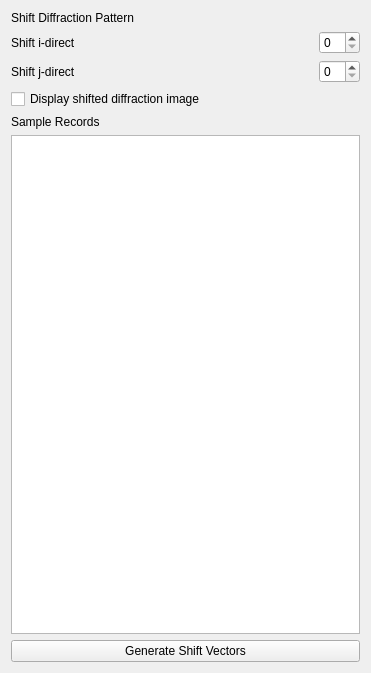
Qt form FourDExplorer/ui/uiWidgetAlignmentManual.ui (ManifoldsHu/FourDExplorer) before a commit.
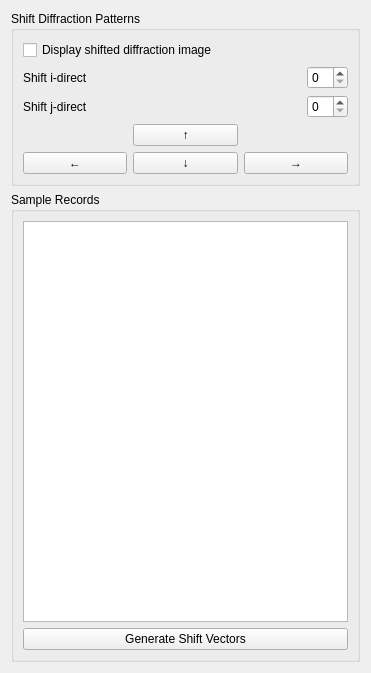
The same form after that commit.

Commit message: Update alignment manual widget and related UI files for shift vector generation and modification.

Patch:
```diff
--- a/FourDExplorer/ui/uiWidgetAlignmentManual.ui
+++ b/FourDExplorer/ui/uiWidgetAlignmentManual.ui
@@ -13,11 +13,17 @@
   <property name="windowTitle">
    <string>Form</string>
   </property>
+  <layout class="QVBoxLayout" name="verticalLayout_5">
+   <item>
+    <widget class="QGroupBox" name="groupBox">
+     <property name="title">
+      <string>Shift Diffraction Patterns</string>
+     </property>
   <layout class="QVBoxLayout" name="verticalLayout_3">
    <item>
-    <widget class="QLabel" name="label_5">
+       <widget class="QCheckBox" name="checkBox_show_shifted_dp">
      <property name="text">
-      <string>Shift Diffraction Pattern</string>
+         <string>Display shifted diffraction image</string>
      </property>
     </widget>
    </item>
@@ -67,19 +73,46 @@
     </layout>
    </item>
    <item>
-    <widget class="QCheckBox" name="checkBox_show_shifted_dp">
+       <layout class="QGridLayout" name="gridLayout">
+        <item row="0" column="1">
+         <widget class="QPushButton" name="pushButton_up">
      <property name="text">
-      <string>Display shifted diffraction image</string>
-     </property>
+           <string>↑</string>
+          </property>
+         </widget>
+        </item>
+        <item row="1" column="0">
+         <widget class="QPushButton" name="pushButton_left">
+          <property name="text">
+           <string>←</string>
+          </property>
+         </widget>
+        </item>
+        <item row="1" column="1">
+         <widget class="QPushButton" name="pushButton_down">
+          <property name="text">
+           <string>↓</string>
+          </property>
+         </widget>
+        </item>
+        <item row="1" column="2">
+         <widget class="QPushButton" name="pushButton_right">
+          <property name="text">
+           <string>→</string>
+          </property>
+         </widget>
+        </item>
+       </layout>
+      </item>
+     </layout>
     </widget>
    </item>
    <item>
-    <widget class="QLabel" name="label_23">
-     <property name="text">
+    <widget class="QGroupBox" name="groupBox_sample_records">
+     <property name="title">
       <string>Sample Records</string>
      </property>
-    </widget>
-   </item>
+     <layout class="QVBoxLayout" name="verticalLayout_4">
    <item>
     <widget class="QTableWidget" name="tableWidget_manual_sample"/>
    </item>
@@ -88,6 +121,9 @@
      <property name="text">
       <string>Generate Shift Vectors</string>
      </property>
+       </widget>
+      </item>
+     </layout>
     </widget>
    </item>
   </layout>
```
Lines whose indentation alone changed are shown as unchanged. The commit also changes 3 other files.
